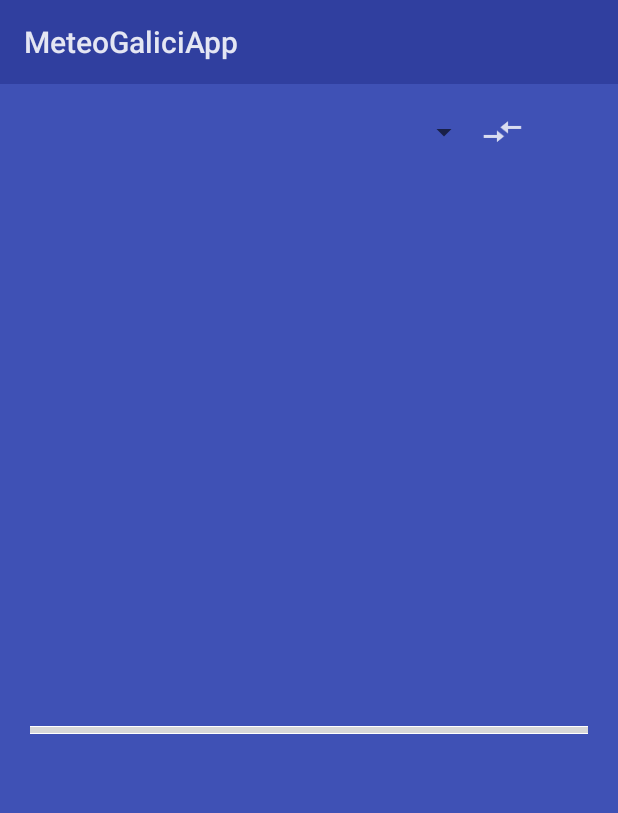
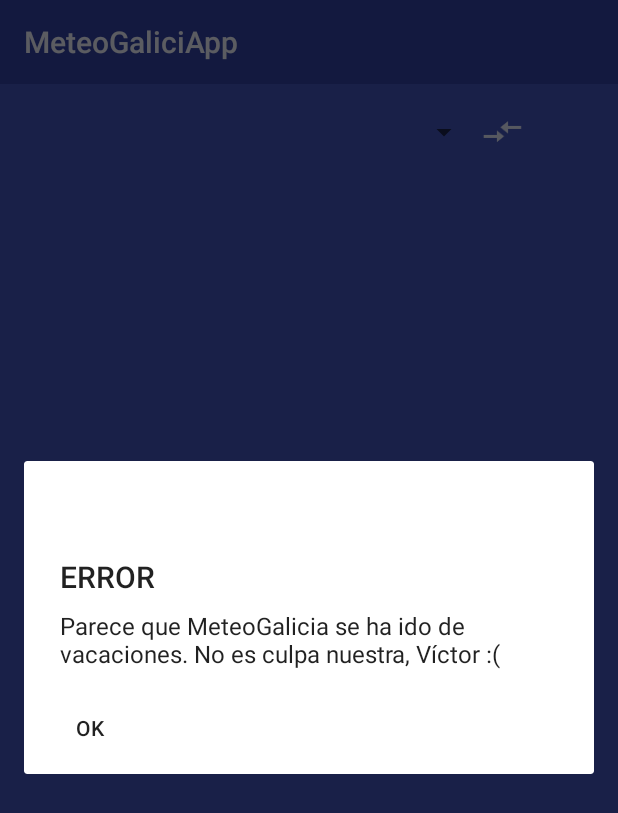
Before and after one commit to HorseLuis/MeteoGaliciApp, an Android app: the screen it shows after launch (MainActivity), on a phone screen of 412 x 824 dp. Shown: the top 813 px of the screen. Run offline under Robolectric (Android 15) with nearby library versions, the phone set to English and light mode, and no system bars; network calls fail; 3 statements that could not run were skipped.

Commit message:
Ventana de error para cuando la web no funca. Arreglo en la posición de los iconos en el layout_extend

```diff
--- a/app/src/main/java/com/eric/app/meteogaliciapp/MainActivity.java
+++ b/app/src/main/java/com/eric/app/meteogaliciapp/MainActivity.java
@@ -1,9 +1,12 @@
 package com.eric.app.meteogaliciapp;
 
 import android.app.ProgressDialog;
+import android.content.DialogInterface;
 import android.content.Intent;
 import android.os.AsyncTask;
+import android.os.Build;
 import android.os.Bundle;
+import android.support.v7.app.AlertDialog;
 import android.support.v7.app.AppCompatActivity;
 import android.support.v7.widget.Toolbar;
 import android.view.LayoutInflater;
@@ -96,9 +99,15 @@
         @Override
         protected void onPostExecute(JSONObject json) {
             pDialog.dismiss();
+
+                // Getting JSON Array
             try {
-                // Getting JSON Array
                 datos = json.getJSONArray("listaObservacionConcellos");
+            } catch (JSONException e) {
+                e.printStackTrace();
+            }
+            if (datos.length()>0){
+                    try {
                     for (int i=0;i<datos.length();i++) {
                         JSONObject c = datos.getJSONObject(i);
 
@@ -356,6 +365,11 @@
                 }
 
             }
+            else{
+                MensajeEmergente();
+            }
+        }
+
     }
     class MostrarPrediccion extends AsyncTask<String, Void, ArrayList<Tiempo>> {
         private ProgressDialog pDialog;
@@ -564,4 +578,19 @@
     }
 
 
+    private void MensajeEmergente(){
+        AlertDialog.Builder builder = new AlertDialog.Builder(this, android.R.style.Theme_Material_Light_Dialog_Alert);
+                builder.setMessage("Parece que MeteoGalicia se ha ido de vacaciones. No es culpa nuestra, Víctor :(");
+        builder.setTitle("ERROR");
+        builder.setCancelable(false);
+        builder.setNeutralButton("OK", new DialogInterface.OnClickListener() {
+            public void onClick(DialogInterface dialog, int id) {
+                System.exit(0);
             }
+        });
+        AlertDialog alert = builder.create();
+        alert.show();
+    }
+
+
+}
--- a/app/src/main/res/values/dimens.xml
+++ b/app/src/main/res/values/dimens.xml
@@ -6,4 +6,5 @@
     <dimen name="temperatura_texto">40sp</dimen>
     <dimen name="text_tempdia">18sp</dimen>
     <dimen name="text_fecha">10sp</dimen>
+    <dimen name="porcentaje_lluvia">16dp</dimen>
 </resources>
```
Also changed, not shown: app/src/main/res/layout/layout_extend.xml (+34 -18 lines). Lines whose indentation alone changed are shown as unchanged.
